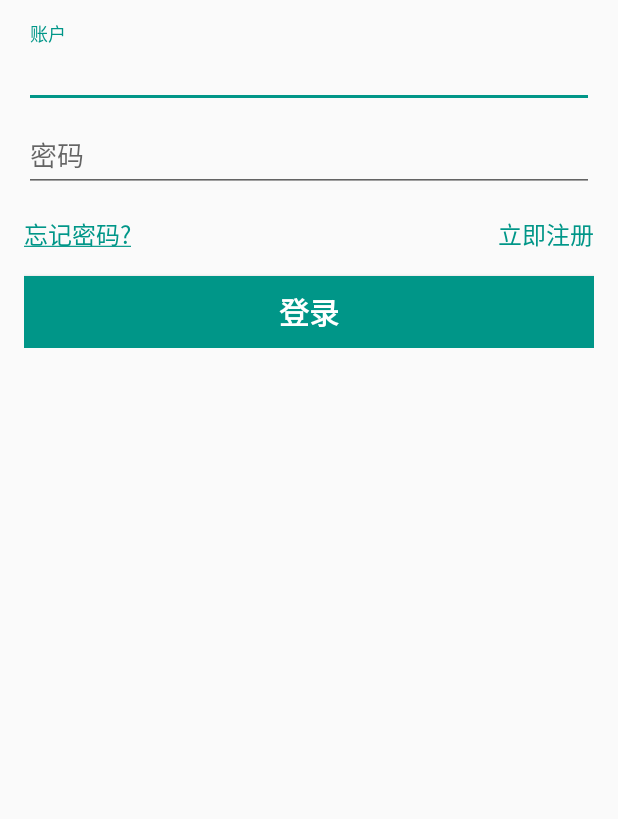
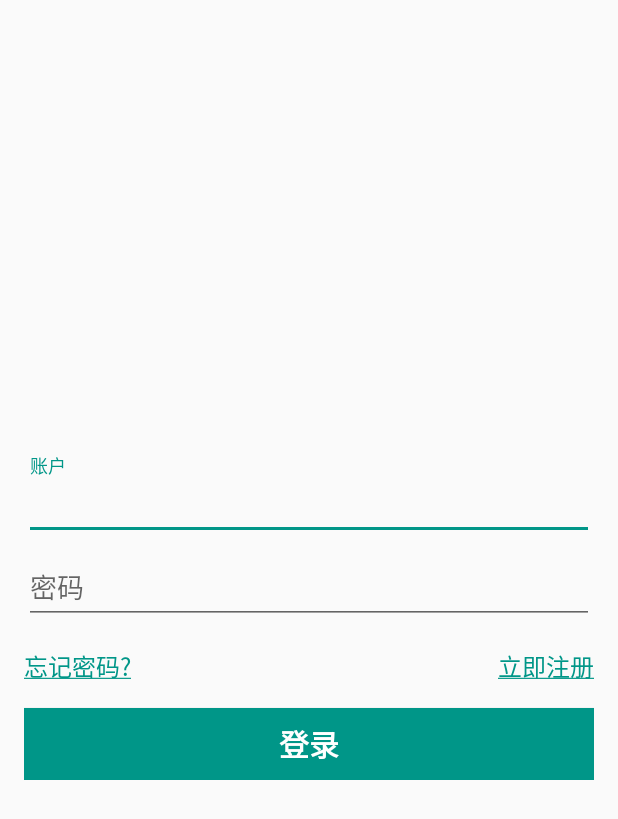
Before and after one commit to WongChen1992/PigeonIM, an Android app: the screen it shows after launch (MainActivity), on a phone screen of 412 x 824 dp. Shown: the top 819 px of the screen. Run offline under Robolectric (Android 15) with nearby library versions, the phone set to English and light mode, and no system bars; our stand-ins replace ButterKnife.

Commit message:
登录布局

```diff
--- a/app/src/main/java/com/pixel/pigeonim/MainActivity.java
+++ b/app/src/main/java/com/pixel/pigeonim/MainActivity.java
@@ -1,8 +1,39 @@
 package com.pixel.pigeonim;
+
+import android.os.Bundle;
+import android.support.design.widget.TextInputLayout;
+import android.text.Editable;
+import android.text.TextUtils;
+import android.text.TextWatcher;
+import android.util.Log;
+import android.view.KeyEvent;
+import android.view.View;
+import android.widget.Button;
+import android.widget.EditText;
+import android.widget.TextView;
 
 import com.pixel.pigeonim.activity.BaseActivity;
 
+import butterknife.BindView;
+import butterknife.ButterKnife;
+import butterknife.OnClick;
+
 public class MainActivity extends BaseActivity {
+
+    @BindView(R.id.et_account)
+    EditText etAccount;
+    @BindView(R.id.et_password)
+    EditText etPassword;
+    @BindView(R.id.tv_find_password)
+    TextView tvFindPassword;
+    @BindView(R.id.tv_sign_up)
+    TextView tvSignUp;
+    @BindView(R.id.btn_sign_in)
+    Button btnSignIn;
+    @BindView(R.id.text_input_layout_account)
+    TextInputLayout textInputLayoutAccount;
+    @BindView(R.id.text_input_layout_password)
+    TextInputLayout textInputLayoutPassword;
 
     @Override
     public int getLayoutId() {
@@ -11,6 +42,69 @@ public class MainActivity extends BaseActivity {
 
     @Override
     public void init() {
-;
+        etAccount.addTextChangedListener(new TextWatcher() {
+            @Override
+            public void beforeTextChanged(CharSequence s, int start, int count, int after) {
+
+            }
+
+            @Override
+            public void onTextChanged(CharSequence s, int start, int before, int count) {
+                if (!TextUtils.isEmpty(etAccount.getText().toString()))
+                    textInputLayoutAccount.setErrorEnabled(false);
+
+            }
+
+            @Override
+            public void afterTextChanged(Editable s) {
+
+            }
+        });
+        etPassword.addTextChangedListener(new TextWatcher() {
+            @Override
+            public void beforeTextChanged(CharSequence s, int start, int count, int after) {
+
+            }
+
+            @Override
+            public void onTextChanged(CharSequence s, int start, int before, int count) {
+                if (!TextUtils.isEmpty(etPassword.getText().toString()))
+                    textInputLayoutPassword.setErrorEnabled(false);
+
+            }
+
+            @Override
+            public void afterTextChanged(Editable s) {
+
+            }
+        });
+    }
+
+    @OnClick({R.id.tv_find_password, R.id.tv_sign_up, R.id.btn_sign_in})
+    public void onViewClicked(View view) {
+        switch (view.getId()) {
+            case R.id.tv_find_password:
+
+                break;
+            case R.id.tv_sign_up:
+                break;
+            case R.id.btn_sign_in:
+                signIn();
+                break;
+        }
+    }
+
+    private void signIn() {
+        String account = etAccount.getText().toString();
+        String password = etPassword.getText().toString();
+        if (TextUtils.isEmpty(account)) {
+            textInputLayoutAccount.setError("账户不能为空");
+            return;
+        }
+        if (TextUtils.isEmpty(password)) {
+            textInputLayoutPassword.setError("密码不能为空");
+            return;
+        }
+
     }
 }
--- a/app/src/main/res/layout/activity_signin.xml
+++ b/app/src/main/res/layout/activity_signin.xml
@@ -1,55 +1,52 @@
 <?xml version="1.0" encoding="utf-8"?>
-<LinearLayout xmlns:android="http://schemas.android.com/apk/res/android"
+<FrameLayout xmlns:android="http://schemas.android.com/apk/res/android"
     android:layout_width="match_parent"
     android:layout_height="match_parent"
-    android:gravity="center_horizontal"
-    android:orientation="vertical"
     android:paddingBottom="@dimen/activity_vertical_margin"
     android:paddingLeft="@dimen/activity_horizontal_margin"
     android:paddingRight="@dimen/activity_horizontal_margin"
     android:paddingTop="@dimen/activity_vertical_margin">
 
-    <ScrollView
-        android:layout_width="match_parent"
-        android:layout_height="match_parent">
 
     <LinearLayout
         android:layout_width="match_parent"
         android:layout_height="wrap_content"
+        android:layout_gravity="center"
         android:orientation="vertical">
 
         <android.support.design.widget.TextInputLayout
+            android:id="@+id/text_input_layout_account"
             android:layout_width="match_parent"
             android:layout_height="wrap_content">
 
-                <AutoCompleteTextView
+            <EditText
                 android:id="@+id/et_account"
                 android:layout_width="match_parent"
                 android:layout_height="wrap_content"
                 android:hint="@string/account_hint"
-                    android:textColor="@color/colorAccent"
-                    android:inputType="textEmailAddress"
                 android:maxLines="1"
-                    android:singleLine="true" />
+                android:singleLine="true"
+                android:textColor="@color/colorAccent" />
 
         </android.support.design.widget.TextInputLayout>
 
         <android.support.design.widget.TextInputLayout
+            android:id="@+id/text_input_layout_password"
             android:layout_width="match_parent"
             android:layout_height="wrap_content">
 
             <EditText
-                    android:id="@+id/password"
+                android:id="@+id/et_password"
                 android:layout_width="match_parent"
                 android:layout_height="wrap_content"
-                    android:textColor="@color/colorAccent"
                 android:hint="@string/password"
                 android:imeActionId="6"
                 android:imeActionLabel="@string/sign_in"
                 android:imeOptions="actionUnspecified"
                 android:inputType="textPassword"
                 android:maxLines="1"
-                    android:singleLine="true" />
+                android:singleLine="true"
+                android:textColor="@color/colorAccent" />
 
         </android.support.design.widget.TextInputLayout>
 
@@ -78,8 +75,7 @@
         </FrameLayout>
 
         <Button
-                android:id="@+id/email_sign_in_button"
-                style="?android:textAppearanceSmall"
+            android:id="@+id/btn_sign_in"
             android:layout_width="match_parent"
             android:layout_height="wrap_content"
             android:layout_marginTop="16dp"
@@ -90,5 +86,4 @@
             android:textStyle="bold" />
 
     </LinearLayout>
-    </ScrollView>
-</LinearLayout>
+</FrameLayout>
--- a/app/src/main/res/values/strings.xml
+++ b/app/src/main/res/values/strings.xml
@@ -4,6 +4,6 @@
     <string name="account_hint">账户</string>
     <string name="password">密码</string>
     <string name="sign_in">登录</string>
-    <string name="sign_up">立即注册</string>
+    <string name="sign_up"><u>立即注册</u></string>
     <string name="find_password"><u>忘记密码?</u></string>
 </resources>
```
Also changed, not shown: 1 other file. Lines whose indentation alone changed are shown as unchanged.
